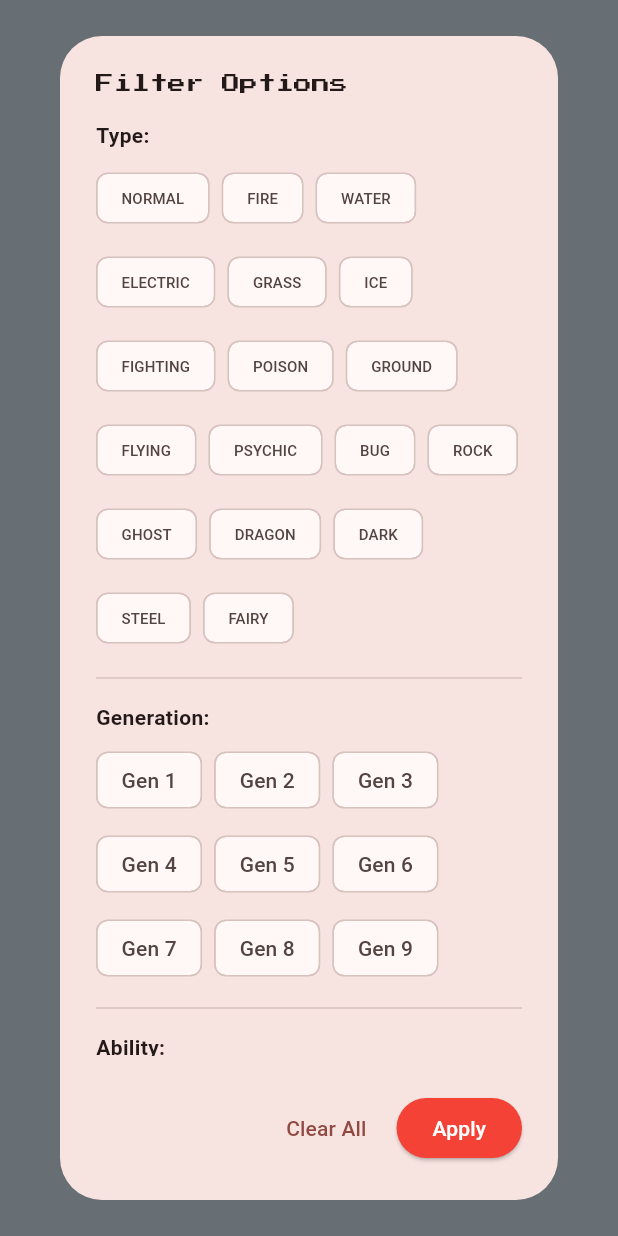
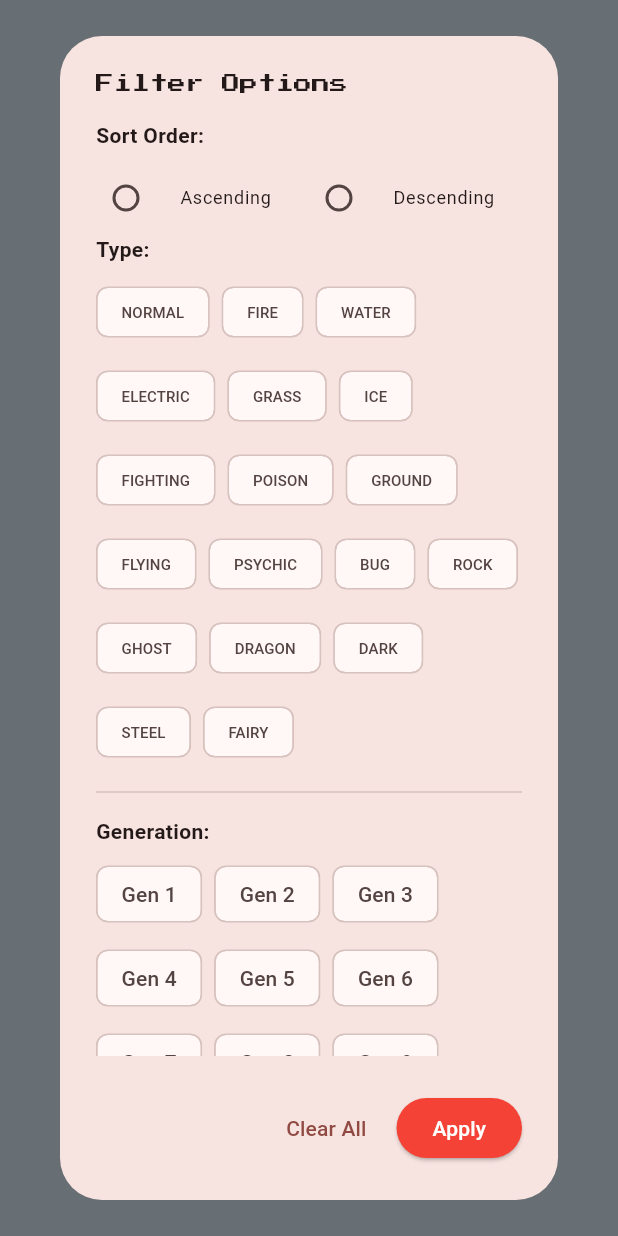
Before and after one commit to Uziel-Almonte/pokedex, a Flutter app: what showFilterDialog() shows on an empty page, opened directly with empty values, on a phone screen of 412 x 824 dp. Run offline on Flutter 3.47's test engine with Material 3 defaults, Android fonts, the phone set to English and light mode, and no system bars; our stand-ins replace equatable, flutter_bloc, google_fonts, graphql_flutter, pie_chart; network calls fail.

Commit message:
orden ascendente/descendente agregada

```diff
--- a/lib/domain/state_management/bloc_state_home.dart
+++ b/lib/domain/state_management/bloc_state_home.dart
@@ -16,16 +16,18 @@ class LoadPokemonList extends HomeEvent {
   final String? selectedType;
   final int? selectedGeneration;
   final String? selectedAbility;
+  final String? sortOrder;
 
   const LoadPokemonList({
     required this.pokemonId,
     this.selectedType,
     this.selectedGeneration,
     this.selectedAbility,
+    this.sortOrder,
   });
 
   @override
-  List<Object?> get props => [pokemonId, selectedType, selectedGeneration, selectedAbility];
+  List<Object?> get props => [pokemonId, selectedType, selectedGeneration, selectedAbility, sortOrder];
 }
 
 class LoadMorePokemon extends HomeEvent {
@@ -45,8 +47,9 @@ class UpdateFilters extends HomeEvent {
   final String? type;
   final int? generation;
   final String? ability;
+  final String? sortOrder;
 
-  const UpdateFilters({this.type, this.generation, this.ability});
+  const UpdateFilters({this.type, this.generation, this.ability, this.sortOrder});
 
   @override
   List<Object?> get props => [type, generation, ability];
@@ -71,6 +74,7 @@ class HomeLoaded extends HomeState {
   final String? selectedType;
   final int? selectedGeneration;
   final String? selectedAbility;
+  final String sortOrder;
   final bool hasReachedMax;
 
   const HomeLoaded({
@@ -80,6 +84,7 @@ class HomeLoaded extends HomeState {
     this.selectedType,
     this.selectedGeneration,
     this.selectedAbility,
+    this.sortOrder='asc',
     this.hasReachedMax = false,
   });
 
@@ -91,6 +96,7 @@ class HomeLoaded extends HomeState {
     selectedType,
     selectedGeneration,
     selectedAbility,
+    sortOrder,
     hasReachedMax,
   ];
 
@@ -102,6 +108,7 @@ class HomeLoaded extends HomeState {
     int? selectedGeneration,
     String? selectedAbility,
     bool? hasReachedMax,
+    String? sortOrder,
   }) {
     return HomeLoaded(
       pokemonList: pokemonList ?? this.pokemonList,
@@ -111,6 +118,7 @@ class HomeLoaded extends HomeState {
       selectedGeneration: selectedGeneration ?? this.selectedGeneration,
       selectedAbility: selectedAbility ?? this.selectedAbility,
       hasReachedMax: hasReachedMax ?? this.hasReachedMax,
+      sortOrder: sortOrder ?? this.sortOrder,
     );
   }
 }
@@ -147,6 +155,7 @@ class HomeBloc extends Bloc<HomeEvent, HomeState> {
         event.selectedType,
         event.selectedGeneration,
         event.selectedAbility,
+        event.sortOrder ?? 'asc',
         1, // Start from page 1
       );
 
@@ -156,6 +165,7 @@ class HomeBloc extends Bloc<HomeEvent, HomeState> {
         selectedType: event.selectedType,
         selectedGeneration: event.selectedGeneration,
         selectedAbility: event.selectedAbility,
+        sortOrder: event.sortOrder ?? 'asc',
         hasReachedMax: pokemonList.length < _pageSize,
       ));
     } catch (e) {
@@ -180,6 +190,7 @@ class HomeBloc extends Bloc<HomeEvent, HomeState> {
           currentState.selectedType,
           currentState.selectedGeneration,
           currentState.selectedAbility,
+          currentState.sortOrder,
           nextPage,
         );
 
@@ -292,6 +303,7 @@ class HomeBloc extends Bloc<HomeEvent, HomeState> {
       selectedType: event.type,
       selectedGeneration: event.generation,
       selectedAbility: event.ability,
+      sortOrder: event.sortOrder ?? 'asc',
     ));
   }
 }
--- a/lib/presentation/page_necessities/home_page/showFilterDialog.dart
+++ b/lib/presentation/page_necessities/home_page/showFilterDialog.dart
@@ -17,7 +17,7 @@ import 'package:google_fonts/google_fonts.dart';
 // Example: HP          45           [████████░░░░░░░░░░]
 //
 // RETURNS: A Row widget containing the stat display
-Future<Map<String, dynamic>?> showFilterDialog(BuildContext context, String? _selectedType, int? _selectedGeneration, String? _selectedAbility) {
+Future<Map<String, dynamic>?> showFilterDialog(BuildContext context, String? _selectedType, int? _selectedGeneration, String? _selectedAbility, String _sortOrder) {
   return showDialog<Map<String, dynamic>>(
     context: context,
     builder: (BuildContext context) {
@@ -33,6 +33,40 @@ Future<Map<String, dynamic>?> showFilterDialog(BuildContext context, String? _se
                 mainAxisSize: MainAxisSize.min,
                 crossAxisAlignment: CrossAxisAlignment.start,
                 children: [
+                  Text('Sort Order:', style: GoogleFonts.roboto(fontWeight: FontWeight.bold)),
+                  const SizedBox(height: 8),
+                  Row(
+                    children: [
+                      Expanded(
+                        child: RadioListTile<String>(
+                          title: const Text('Ascending', style: TextStyle(fontSize: 12)),
+                          value: 'asc',
+                          groupValue: _sortOrder,
+                          onChanged: (value) {
+                            setDialogState(() {
+                              _sortOrder = value!;
+                            });
+                          },
+                          dense: true,
+                          contentPadding: EdgeInsets.zero,
+                        ),
+                      ),
+                      Expanded(
+                        child: RadioListTile<String>(
+                          title: const Text('Descending', style: TextStyle(fontSize: 12)),
+                          value: 'desc',
+                          groupValue: _sortOrder,
+                          onChanged: (value) {
+                            setDialogState(() {
+                              _sortOrder = value!;
+                            });
+                          },
+                          dense: true,
+                          contentPadding: EdgeInsets.zero,
+                        ),
+                      ),
+                    ],
+                  ),
                   // FILTRO POR TIPO
                   Text('Type:', style: GoogleFonts.roboto(fontWeight: FontWeight.bold)),
                   const SizedBox(height: 8),
@@ -120,6 +154,7 @@ Future<Map<String, dynamic>?> showFilterDialog(BuildContext context, String? _se
                     _selectedType = null;
                     _selectedGeneration = null;
                     _selectedAbility = null;
+                    _sortOrder = 'asc';
                   });
                 },
                 child: const Text('Clear All'),
@@ -131,6 +166,7 @@ Future<Map<String, dynamic>?> showFilterDialog(BuildContext context, String? _se
                     'type': _selectedType,
                     'generation': _selectedGeneration,
                     'ability': _selectedAbility,
+                    'sortOrder': _sortOrder,
                   });
                 },
                 style: ElevatedButton.styleFrom(
```
Also changed, not shown: lib/data/queries.dart (+5 -5 lines), lib/presentation/page_necessities/home_page/PokeSelect.dart (+11 -4 lines), lib/presentation/pages/HomePageState.dart (+5 -8 lines), images/empty_pokeball.png (added).
